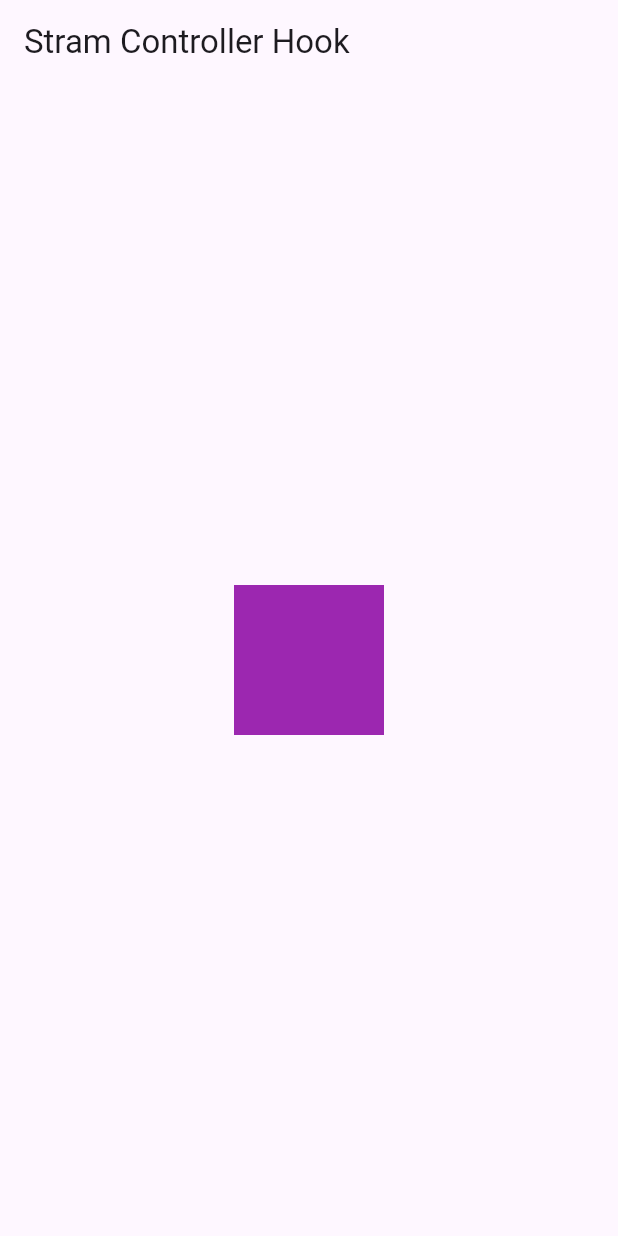
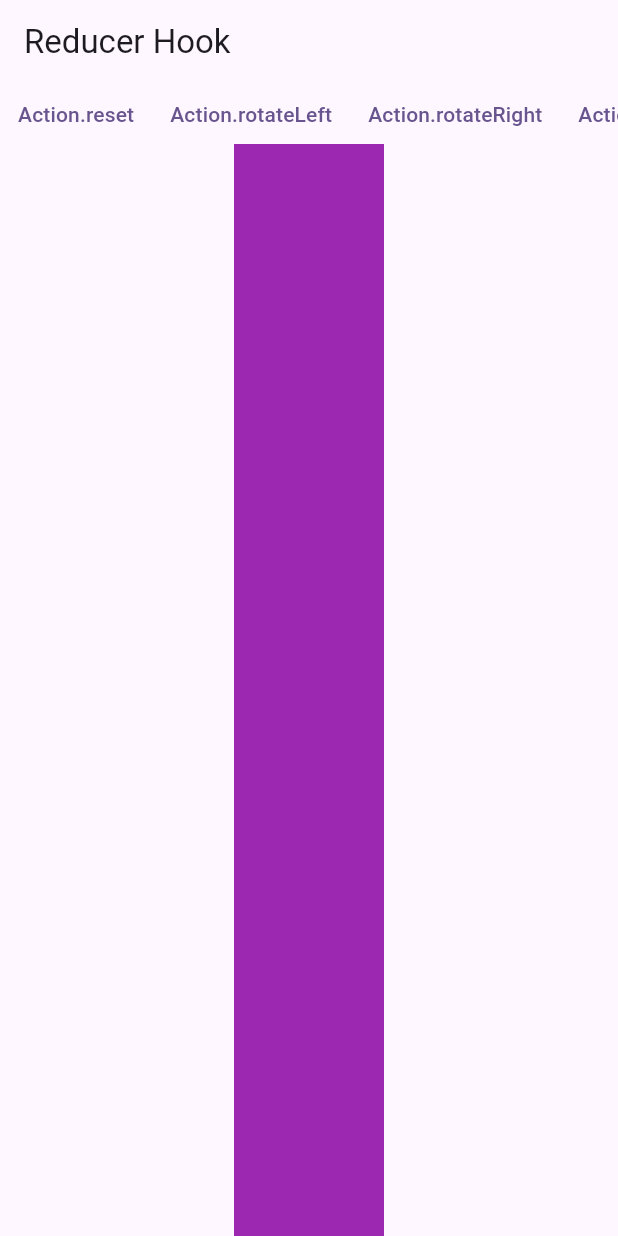
Before and after one commit to alamayub/flutterhooks, a Flutter app: the screen it shows after launch, on a phone screen of 412 x 824 dp. Run offline on Flutter 3.47's test engine with Material 3 defaults, Android fonts, the phone set to English and light mode, and no system bars; our stand-ins replace flutter_hooks.

Commit message:
reducer hook

```diff
--- a/lib/main.dart
+++ b/lib/main.dart
@@ -1,6 +1,6 @@
 import 'package:flutter/material.dart';
 
-import 'stream_controller_hook.dart';
+import 'reducer_hook.dart';
 
 void main() {
   WidgetsFlutterBinding.ensureInitialized();
@@ -21,7 +21,7 @@ class MyApp extends StatelessWidget {
           seedColor: Colors.deepPurple,
         ),
       ),
-      home: const StramControllerHook(),
+      home: const ReducerHook(),
     );
   }
 }
--- /dev/null
+++ b/lib/reducer_hook.dart
@@ -0,0 +1,94 @@
+import 'dart:math';
+
+import 'package:flutter/material.dart';
+import 'package:flutter_hooks/flutter_hooks.dart';
+
+enum Action {
+  reset,
+  rotateLeft,
+  rotateRight,
+  lessVisible,
+  moreVisible,
+}
+
+@immutable
+class State {
+  final double rotationDeg;
+  final double alpha;
+
+  const State({
+    required this.rotationDeg,
+    required this.alpha
+  });
+
+  const State.zero() : rotationDeg = 0.0, alpha = 1.0;
+  State reset() => State(rotationDeg: 0.0, alpha: 1.0);
+  State rotateRight() => State(rotationDeg: rotationDeg + 10.0, alpha: alpha);
+  State rotateLeft() => State(rotationDeg: rotationDeg - 10.0, alpha: alpha);
+  State increaseAlpha() => State(rotationDeg: rotationDeg, alpha: min(alpha + 0.1, 1.0));
+  State decreaseAlpha() => State(rotationDeg: rotationDeg, alpha: max(alpha - 0.1, 0.0));
+}
+
+State reducer(State oldState, Action? action) {
+  switch (action) {
+    case Action.reset:
+      return oldState.reset();
+    case Action.rotateLeft:
+      return oldState.rotateLeft();
+    case Action.rotateRight:
+      return oldState.rotateRight();
+    case Action.moreVisible:
+      return oldState.increaseAlpha();
+    case Action.lessVisible:
+      return oldState.decreaseAlpha();
+    case null:
+      return oldState;
+  }
+}
+
+class ReducerHook extends HookWidget {
+  const ReducerHook({super.key});
+
+  @override
+  Widget build(BuildContext context) {
+    final store = useReducer<State, Action?>(
+      reducer,
+      initialState: const State.zero(),
+      initialAction: null
+    );
+    return Scaffold(
+      appBar: AppBar(
+        title: Text('Reducer Hook'),
+      ),
+      body: Column(
+        children: [
+          SizedBox(
+            height: 40,
+            child: ListView.builder(
+              shrinkWrap: true,
+              scrollDirection: Axis.horizontal,
+              itemCount: Action.values.length,
+              itemBuilder: (context, index) => TextButton(
+                  onPressed: () => store.dispatch(Action.values[index]),
+                  child: Text(Action.values[index].toString()),
+                ),
+            ),
+          ),
+          Expanded(
+            child: Opacity(
+              opacity: store.state.alpha,
+              child: RotationTransition(
+                turns: AlwaysStoppedAnimation(store.state.rotationDeg / 360.0),
+                child: Container(
+                  width: 100,
+                  height: 100,
+                  color: Colors.purple,
+                ),
+              ),
+            ),
+          ),
+        ],
+      ),
+    );
+  }
+}
```
